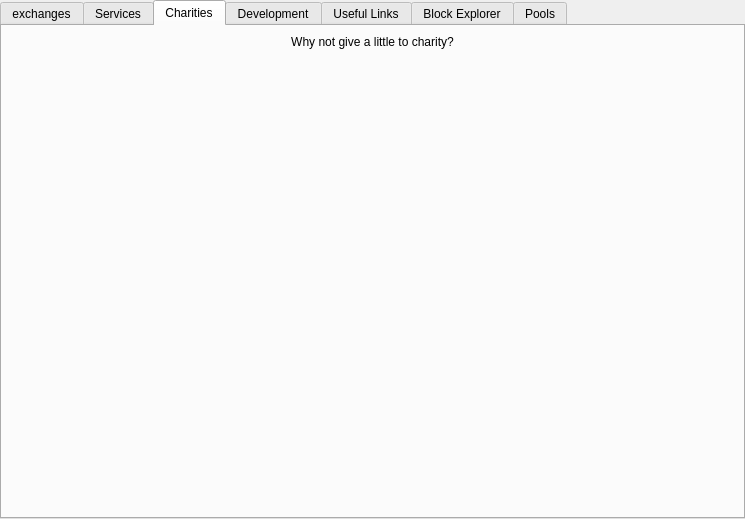
Qt form src/qt/forms/shoppingpage.ui (netcoinfoundation/netcoin) before a commit.
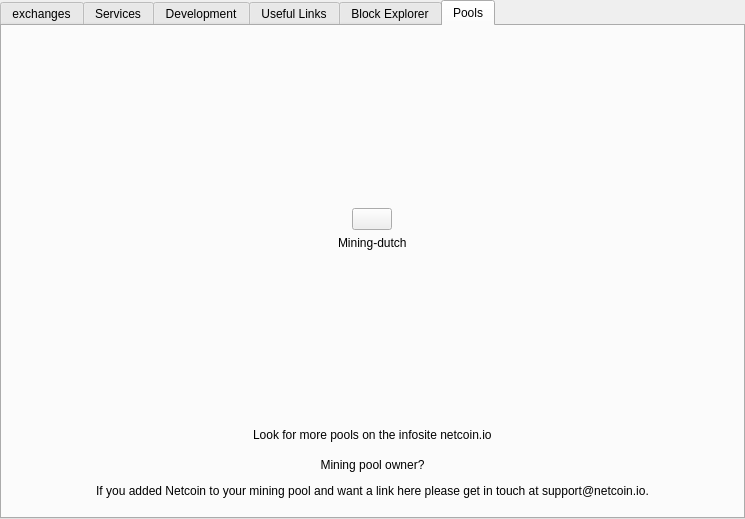
The same form after that commit. The open tabs and pages were chosen to show the change. Icons and pictures are not drawn.

```diff
--- a/src/qt/forms/shoppingpage.ui
+++ b/src/qt/forms/shoppingpage.ui
@@ -1035,213 +1035,6 @@
        </item>
       </layout>
      </widget>
-     <widget class="QWidget" name="tab_6">
-      <property name="minimumSize">
-       <size>
-        <width>0</width>
-        <height>0</height>
-       </size>
-      </property>
-      <property name="styleSheet">
-       <string notr="true">background:transparent;</string>
-      </property>
-      <attribute name="title">
-       <string>Charities</string>
-      </attribute>
-      <layout class="QGridLayout" name="gridLayout_19">
-       <property name="leftMargin">
-        <number>0</number>
-       </property>
-       <property name="topMargin">
-        <number>0</number>
-       </property>
-       <property name="rightMargin">
-        <number>0</number>
-       </property>
-       <property name="bottomMargin">
-        <number>0</number>
-       </property>
-       <item row="0" column="0">
-        <widget class="QScrollArea" name="scrollArea_5">
-         <property name="styleSheet">
-          <string notr="true">background:transparent;</string>
-         </property>
-         <property name="frameShape">
-          <enum>QFrame::NoFrame</enum>
-         </property>
-         <property name="frameShadow">
-          <enum>QFrame::Plain</enum>
-         </property>
-         <property name="lineWidth">
-          <number>0</number>
-         </property>
-         <property name="horizontalScrollBarPolicy">
-          <enum>Qt::ScrollBarAlwaysOff</enum>
-         </property>
-         <property name="widgetResizable">
-          <bool>true</bool>
-         </property>
-         <property name="alignment">
-          <set>Qt::AlignCenter</set>
-         </property>
-         <widget class="QWidget" name="scrollAreaWidgetContents_5">
-          <property name="geometry">
-           <rect>
-            <x>0</x>
-            <y>0</y>
-            <width>342</width>
-            <height>299</height>
-           </rect>
-          </property>
-          <property name="styleSheet">
-           <string notr="true">background:transparent;</string>
-          </property>
-          <layout class="QGridLayout" name="gridLayout_16">
-           <item row="0" column="0">
-            <layout class="QGridLayout" name="gridLayout_8">
-             <item row="0" column="0">
-              <layout class="QHBoxLayout" name="horizontalLayout_6">
-               <item>
-                <widget class="QLabel" name="label_8">
-                 <property name="sizePolicy">
-                  <sizepolicy hsizetype="Expanding" vsizetype="Preferred">
-                   <horstretch>0</horstretch>
-                   <verstretch>0</verstretch>
-                  </sizepolicy>
-                 </property>
-                 <property name="minimumSize">
-                  <size>
-                   <width>0</width>
-                   <height>0</height>
-                  </size>
-                 </property>
-                 <property name="styleSheet">
-                  <string notr="true">background:transparent</string>
-                 </property>
-                 <property name="text">
-                  <string>&lt;html&gt;&lt;head/&gt;&lt;body&gt;&lt;p align=&quot;center&quot;&gt;&lt;img src=&quot;:/images/res/images/HeaderText/GiveToCharity.png&quot;/&gt;&lt;/p&gt;&lt;p align=&quot;center&quot;&gt;&lt;span &gt;Why not give a little to charity?&lt;/span&gt;&lt;/p&gt;&lt;/body&gt;&lt;/html&gt;</string>
-                 </property>
-                 <property name="wordWrap">
-                  <bool>true</bool>
-                 </property>
-                </widget>
-               </item>
-              </layout>
-             </item>
-             <item row="2" column="0">
-              <layout class="QGridLayout" name="gridLayout_2">
-               <item row="0" column="1">
-                <widget class="QPushButton" name="pushButton_57">
-                 <property name="sizePolicy">
-                  <sizepolicy hsizetype="Minimum" vsizetype="Minimum">
-                   <horstretch>0</horstretch>
-                   <verstretch>0</verstretch>
-                  </sizepolicy>
-                 </property>
-                 <property name="minimumSize">
-                  <size>
-                   <width>0</width>
-                   <height>0</height>
-                  </size>
-                 </property>
-                 <property name="maximumSize">
-                  <size>
-                   <width>9999999</width>
-                   <height>9999999</height>
-                  </size>
-                 </property>
-                 <property name="toolTip">
-                  <string>&lt;html&gt;&lt;head/&gt;&lt;body&gt;&lt;p&gt;&lt;img src=&quot;:/toolTip/res/tooltips/songsOfLoveTooltip.png&quot;/&gt;&lt;/p&gt;&lt;/body&gt;&lt;/html&gt;</string>
-                 </property>
-                 <property name="layoutDirection">
-                  <enum>Qt::LeftToRight</enum>
-                 </property>
-                 <property name="autoFillBackground">
-                  <bool>false</bool>
-                 </property>
-                 <property name="text">
-                  <string/>
-                 </property>
-                 <property name="icon">
-                  <iconset resource="../bitcoin.qrc">
-                   <normaloff>:/images/res/images/SongsOfLoveShopImg.png</normaloff>:/images/res/images/SongsOfLoveShopImg.png</iconset>
-                 </property>
-                 <property name="iconSize">
-                  <size>
-                   <width>161</width>
-                   <height>82</height>
-                  </size>
-                 </property>
-                 <property name="autoDefault">
-                  <bool>false</bool>
-                 </property>
-                 <property name="flat">
-                  <bool>true</bool>
-                 </property>
-                </widget>
-               </item>
-               <item row="0" column="0">
-                <spacer name="horizontalSpacer_10">
-                 <property name="orientation">
-                  <enum>Qt::Horizontal</enum>
-                 </property>
-                 <property name="sizeHint" stdset="0">
-                  <size>
-                   <width>40</width>
-                   <height>20</height>
-                  </size>
-                 </property>
-                </spacer>
-               </item>
-               <item row="0" column="2">
-                <spacer name="horizontalSpacer_11">
-                 <property name="orientation">
-                  <enum>Qt::Horizontal</enum>
-                 </property>
-                 <property name="sizeHint" stdset="0">
-                  <size>
-                   <width>40</width>
-                   <height>20</height>
-                  </size>
-                 </property>
-                </spacer>
-               </item>
-              </layout>
-             </item>
-             <item row="1" column="0">
-              <spacer name="verticalSpacer_4">
-               <property name="orientation">
-                <enum>Qt::Vertical</enum>
-               </property>
-               <property name="sizeHint" stdset="0">
-                <size>
-                 <width>20</width>
-                 <height>40</height>
-                </size>
-               </property>
-              </spacer>
-             </item>
-             <item row="3" column="0">
-              <spacer name="verticalSpacer_5">
-               <property name="orientation">
-                <enum>Qt::Vertical</enum>
-               </property>
-               <property name="sizeHint" stdset="0">
-                <size>
-                 <width>20</width>
-                 <height>40</height>
-                </size>
-               </property>
-              </spacer>
-             </item>
-            </layout>
-           </item>
-          </layout>
-         </widget>
-        </widget>
-       </item>
-      </layout>
-     </widget>
      <widget class="QWidget" name="tab">
       <property name="styleSheet">
        <string notr="true">background:transparent;</string>
@@ -3030,7 +2823,20 @@
          </property>
         </spacer>
        </item>
-       <item row="5" column="0" colspan="3">
+       <item row="1" column="1">
+        <spacer name="verticalSpacer_33">
+         <property name="orientation">
+          <enum>Qt::Vertical</enum>
+         </property>
+         <property name="sizeHint" stdset="0">
+          <size>
+           <width>20</width>
+           <height>40</height>
+          </size>
+         </property>
+        </spacer>
+       </item>
+       <item row="7" column="0" colspan="3">
         <widget class="QLabel" name="label_9">
          <property name="sizePolicy">
           <sizepolicy hsizetype="Expanding" vsizetype="Preferred">
@@ -3061,8 +2867,27 @@
          </property>
         </widget>
        </item>
-       <item row="2" column="1">
+       <item row="4" column="1">
+        <spacer name="verticalSpacer_37">
+         <property name="orientation">
+          <enum>Qt::Vertical</enum>
+         </property>
+         <property name="sizeHint" stdset="0">
+          <size>
+           <width>20</width>
+           <height>40</height>
+          </size>
+         </property>
+        </spacer>
+       </item>
+       <item row="2" column="1" alignment="Qt::AlignHCenter">
         <widget class="QPushButton" name="pushButton_2">
+         <property name="maximumSize">
+          <size>
+           <width>80</width>
+           <height>170</height>
+          </size>
+         </property>
          <property name="toolTip">
           <string>&lt;html&gt;&lt;head/&gt;&lt;body&gt;&lt;p&gt;&lt;img src=&quot;:/toolTip/res/tooltips/CoinserverTooltip.png&quot;/&gt;&lt;/p&gt;&lt;/body&gt;&lt;/html&gt;</string>
          </property>
@@ -3081,23 +2906,23 @@
          </property>
         </widget>
        </item>
-       <item row="3" column="1">
-        <spacer name="verticalSpacer_37">
-         <property name="orientation">
-          <enum>Qt::Vertical</enum>
-         </property>
-         <property name="sizeHint" stdset="0">
+       <item row="3" column="1" alignment="Qt::AlignHCenter">
+        <widget class="QLabel" name="label_6">
+         <property name="maximumSize">
           <size>
-           <width>20</width>
-           <height>40</height>
+           <width>80</width>
+           <height>16777215</height>
           </size>
          </property>
-        </spacer>
+         <property name="text">
+          <string>Mining-dutch</string>
+         </property>
+        </widget>
        </item>
-       <item row="4" column="1">
+       <item row="5" column="1">
         <widget class="QLabel" name="label_5">
          <property name="text">
-          <string>                                                Look for more pools on the infosite netcoin.io.</string>
+          <string>Look for more pools on the infosite netcoin.io</string>
          </property>
         </widget>
        </item>
```
Left out of the diff: 281 changed lines with no effect on the pictures.
